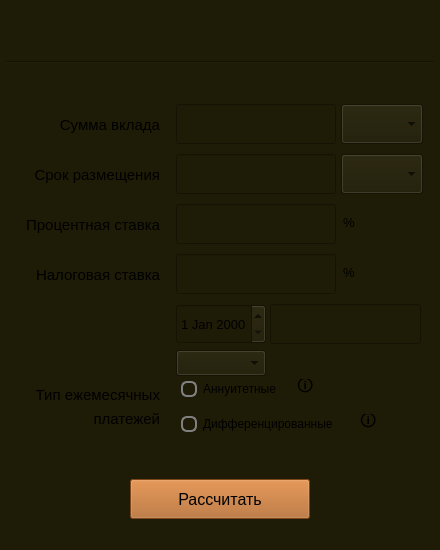
The window that src/s21_smartcalc/s21_deposit.ui (kossadda/C7_s21_SmartCalc) describes before a commit, drawn with Qt 5.
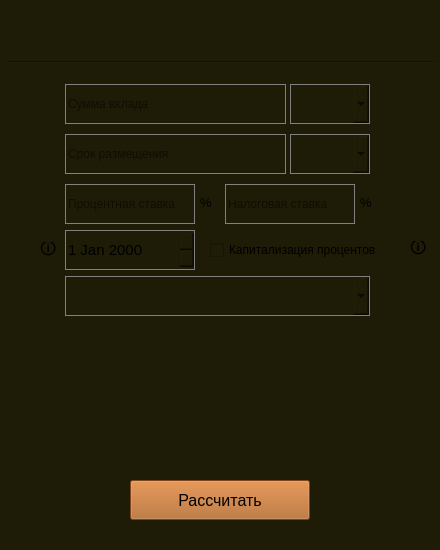
The same window after the commit. Icons and pictures are not drawn.

Patch:
```diff
--- a/src/s21_smartcalc/s21_deposit.ui
+++ b/src/s21_smartcalc/s21_deposit.ui
@@ -57,54 +57,12 @@
      <enum>Qt::Horizontal</enum>
     </property>
    </widget>
-   <widget class="QLabel" name="payment_2">
-    <property name="geometry">
-     <rect>
-      <x>10</x>
-      <y>409</y>
-      <width>150</width>
-      <height>20</height>
-     </rect>
-    </property>
-    <property name="sizePolicy">
-     <sizepolicy hsizetype="Preferred" vsizetype="Preferred">
-      <horstretch>0</horstretch>
-      <verstretch>0</verstretch>
-     </sizepolicy>
-    </property>
-    <property name="minimumSize">
-     <size>
-      <width>0</width>
-      <height>20</height>
-     </size>
-    </property>
-    <property name="maximumSize">
-     <size>
-      <width>150</width>
-      <height>400</height>
-     </size>
-    </property>
-    <property name="font">
-     <font>
-      <pointsize>11</pointsize>
-     </font>
-    </property>
-    <property name="styleSheet">
-     <string notr="true">background-color: rgb(30, 27, 6);</string>
-    </property>
-    <property name="text">
-     <string>платежей</string>
-    </property>
-    <property name="alignment">
-     <set>Qt::AlignRight|Qt::AlignTrailing|Qt::AlignVCenter</set>
-    </property>
-   </widget>
    <widget class="QLineEdit" name="sum_line">
     <property name="geometry">
      <rect>
-      <x>176</x>
-      <y>104</y>
-      <width>160</width>
+      <x>65</x>
+      <y>84</y>
+      <width>221</width>
       <height>40</height>
      </rect>
     </property>
@@ -126,13 +84,19 @@
       <height>40</height>
      </size>
     </property>
+    <property name="styleSheet">
+     <string notr="true">border: 1px solid gray;</string>
+    </property>
+    <property name="placeholderText">
+     <string>Сумма вклада</string>
+    </property>
    </widget>
    <widget class="QComboBox" name="time_box">
     <property name="geometry">
      <rect>
-      <x>341</x>
-      <y>154</y>
-      <width>82</width>
+      <x>290</x>
+      <y>134</y>
+      <width>80</width>
       <height>40</height>
      </rect>
     </property>
@@ -154,12 +118,15 @@
       <height>40</height>
      </size>
     </property>
+    <property name="styleSheet">
+     <string notr="true">border: 1px solid gray;</string>
+    </property>
    </widget>
    <widget class="QLabel" name="info_label_2">
     <property name="geometry">
      <rect>
-      <x>343</x>
-      <y>210</y>
+      <x>200</x>
+      <y>190</y>
       <width>15</width>
       <height>25</height>
      </rect>
@@ -182,9 +149,9 @@
    <widget class="QComboBox" name="sum_box">
     <property name="geometry">
      <rect>
-      <x>341</x>
-      <y>104</y>
-      <width>82</width>
+      <x>290</x>
+      <y>84</y>
+      <width>80</width>
       <height>40</height>
      </rect>
     </property>
@@ -206,13 +173,16 @@
       <height>40</height>
      </size>
     </property>
+    <property name="styleSheet">
+     <string notr="true">border: 1px solid gray;</string>
+    </property>
    </widget>
    <widget class="QLineEdit" name="percent_line">
     <property name="geometry">
      <rect>
-      <x>176</x>
-      <y>204</y>
-      <width>160</width>
+      <x>65</x>
+      <y>184</y>
+      <width>130</width>
       <height>40</height>
      </rect>
     </property>
@@ -221,56 +191,20 @@
       <width>0</width>
       <height>40</height>
      </size>
-    </property>
-   </widget>
-   <widget class="QLabel" name="payment_1">
-    <property name="geometry">
-     <rect>
-      <x>10</x>
-      <y>379</y>
-      <width>150</width>
-      <height>31</height>
-     </rect>
-    </property>
-    <property name="sizePolicy">
-     <sizepolicy hsizetype="Preferred" vsizetype="Preferred">
-      <horstretch>0</horstretch>
-      <verstretch>0</verstretch>
-     </sizepolicy>
-    </property>
-    <property name="minimumSize">
-     <size>
-      <width>0</width>
-      <height>20</height>
-     </size>
-    </property>
-    <property name="maximumSize">
-     <size>
-      <width>150</width>
-      <height>400</height>
-     </size>
-    </property>
-    <property name="font">
-     <font>
-      <pointsize>11</pointsize>
-     </font>
     </property>
     <property name="styleSheet">
-     <string notr="true">background-color: rgb(30, 27, 6);</string>
+     <string notr="true">border: 1px solid gray;</string>
     </property>
-    <property name="text">
-     <string>Тип ежемесячных</string>
-    </property>
-    <property name="alignment">
-     <set>Qt::AlignRight|Qt::AlignTrailing|Qt::AlignVCenter</set>
+    <property name="placeholderText">
+     <string>Процентная ставка</string>
     </property>
    </widget>
    <widget class="QLineEdit" name="time_line">
     <property name="geometry">
      <rect>
-      <x>176</x>
-      <y>154</y>
-      <width>160</width>
+      <x>65</x>
+      <y>134</y>
+      <width>221</width>
       <height>40</height>
      </rect>
     </property>
@@ -292,57 +226,18 @@
       <height>40</height>
      </size>
     </property>
-   </widget>
-   <widget class="QRadioButton" name="payment_type_2">
-    <property name="geometry">
-     <rect>
-      <x>181</x>
-      <y>409</y>
-      <width>172</width>
-      <height>30</height>
-     </rect>
-    </property>
-    <property name="sizePolicy">
-     <sizepolicy hsizetype="Minimum" vsizetype="Preferred">
-      <horstretch>0</horstretch>
-      <verstretch>0</verstretch>
-     </sizepolicy>
-    </property>
-    <property name="minimumSize">
-     <size>
-      <width>0</width>
-      <height>20</height>
-     </size>
-    </property>
-    <property name="maximumSize">
-     <size>
-      <width>16777215</width>
-      <height>40</height>
-     </size>
-    </property>
     <property name="styleSheet">
-     <string notr="true">QRadioButton::indicator {
-    border: 2px solid #808080;
-    width: 12px;
-    height: 12px;
-    border-radius: 6px;
-}
-
-QRadioButton::indicator:checked {
-    background-color: #ffA500;
-    border: 3px solid #808080;
-}
-</string>
+     <string notr="true">border: 1px solid gray;</string>
     </property>
-    <property name="text">
-     <string>Дифференцированные</string>
+    <property name="placeholderText">
+     <string>Срок размещения</string>
     </property>
    </widget>
    <widget class="QPushButton" name="calculate">
     <property name="geometry">
      <rect>
       <x>130</x>
-      <y>479</y>
+      <y>480</y>
       <width>180</width>
       <height>40</height>
      </rect>
@@ -383,136 +278,13 @@
      <string>Рассчитать</string>
     </property>
    </widget>
-   <widget class="QLabel" name="percent">
-    <property name="geometry">
-     <rect>
-      <x>10</x>
-      <y>210</y>
-      <width>150</width>
-      <height>30</height>
-     </rect>
-    </property>
-    <property name="sizePolicy">
-     <sizepolicy hsizetype="Preferred" vsizetype="Preferred">
-      <horstretch>0</horstretch>
-      <verstretch>0</verstretch>
-     </sizepolicy>
-    </property>
-    <property name="minimumSize">
-     <size>
-      <width>0</width>
-      <height>20</height>
-     </size>
-    </property>
-    <property name="maximumSize">
-     <size>
-      <width>150</width>
-      <height>400</height>
-     </size>
-    </property>
-    <property name="font">
-     <font>
-      <pointsize>11</pointsize>
-     </font>
-    </property>
-    <property name="styleSheet">
-     <string notr="true">background-color: rgb(30, 27, 6);</string>
-    </property>
-    <property name="text">
-     <string>Процентная ставка</string>
-    </property>
-    <property name="alignment">
-     <set>Qt::AlignRight|Qt::AlignTrailing|Qt::AlignVCenter</set>
-    </property>
-   </widget>
-   <widget class="QLabel" name="info_label_4">
-    <property name="geometry">
-     <rect>
-      <x>360</x>
-      <y>414</y>
-      <width>17</width>
-      <height>17</height>
-     </rect>
-    </property>
-    <property name="sizePolicy">
-     <sizepolicy hsizetype="Fixed" vsizetype="Fixed">
-      <horstretch>0</horstretch>
-      <verstretch>0</verstretch>
-     </sizepolicy>
-    </property>
-    <property name="font">
-     <font>
-      <pointsize>12</pointsize>
-     </font>
-    </property>
-    <property name="toolTip">
-     <string>&lt;html&gt;&lt;head/&gt;&lt;body&gt;&lt;p&gt;Дифференцированный платеж - вариант ежемесячного платежа по кредиту, когда размер ежемесячного платежа по погашению кредита постепенно уменьшается к концу периода кредитования.&lt;/p&gt;&lt;/body&gt;&lt;/html&gt;</string>
-    </property>
-    <property name="styleSheet">
-     <string notr="true">QToolTip {
-	color: white;
-	background-color: black;
-	border: 1px solid white;
-	border-radius: 15px;
-}
-</string>
-    </property>
-    <property name="text">
-     <string>🛈</string>
-    </property>
-   </widget>
-   <widget class="QLabel" name="sum">
-    <property name="geometry">
-     <rect>
-      <x>10</x>
-      <y>110</y>
-      <width>150</width>
-      <height>30</height>
-     </rect>
-    </property>
-    <property name="sizePolicy">
-     <sizepolicy hsizetype="Preferred" vsizetype="Preferred">
-      <horstretch>0</horstretch>
-      <verstretch>0</verstretch>
-     </sizepolicy>
-    </property>
-    <property name="minimumSize">
-     <size>
-      <width>0</width>
-      <height>20</height>
-     </size>
-    </property>
-    <property name="maximumSize">
-     <size>
-      <width>150</width>
-      <height>400</height>
-     </size>
-    </property>
-    <property name="font">
-     <font>
-      <pointsize>11</pointsize>
-     </font>
-    </property>
-    <property name="layoutDirection">
-     <enum>Qt::RightToLeft</enum>
-    </property>
-    <property name="styleSheet">
-     <string notr="true">background-color: rgb(30, 27, 6);</string>
-    </property>
-    <property name="text">
-     <string>Сумма вклада</string>
-    </property>
-    <property name="alignment">
-     <set>Qt::AlignRight|Qt::AlignTrailing|Qt::AlignVCenter</set>
-    </property>
-   </widget>
    <widget class="QLabel" name="info_label_3">
     <property name="geometry">
      <rect>
-      <x>297</x>
-      <y>379</y>
-      <width>17</width>
-      <height>17</height>
+      <x>40</x>
+      <y>242</y>
+      <width>16</width>
+      <height>16</height>
      </rect>
     </property>
     <property name="sizePolicy">
@@ -542,99 +314,12 @@
      <string>🛈</string>
     </property>
    </widget>
-   <widget class="QRadioButton" name="payment_type_1">
-    <property name="geometry">
-     <rect>
-      <x>181</x>
-      <y>374</y>
-      <width>110</width>
-      <height>30</height>
-     </rect>
-    </property>
-    <property name="sizePolicy">
-     <sizepolicy hsizetype="Minimum" vsizetype="Preferred">
-      <horstretch>0</horstretch>
-      <verstretch>0</verstretch>
-     </sizepolicy>
-    </property>
-    <property name="minimumSize">
-     <size>
-      <width>0</width>
-      <height>20</height>
-     </size>
-    </property>
-    <property name="maximumSize">
-     <size>
-      <width>16777215</width>
-      <height>40</height>
-     </size>
-    </property>
-    <property name="styleSheet">
-     <string notr="true">QRadioButton::indicator {
-    border: 2px solid #808080;
-    width: 12px;
-    height: 12px;
-    border-radius: 6px;
-}
-
-QRadioButton::indicator:checked {
-    background-color: #ffA500;
-    border: 3px solid #808080;
-}
-</string>
-    </property>
-    <property name="text">
-     <string>Аннуитетные</string>
-    </property>
-   </widget>
-   <widget class="QLabel" name="time">
-    <property name="geometry">
-     <rect>
-      <x>10</x>
-      <y>160</y>
-      <width>150</width>
-      <height>30</height>
-     </rect>
-    </property>
-    <property name="sizePolicy">
-     <sizepolicy hsizetype="Preferred" vsizetype="Preferred">
-      <horstretch>0</horstretch>
-      <verstretch>0</verstretch>
-     </sizepolicy>
-    </property>
-    <property name="minimumSize">
-     <size>
-      <width>0</width>
-      <height>20</height>
-     </size>
-    </property>
-    <property name="maximumSize">
-     <size>
-      <width>150</width>
-      <height>400</height>
-     </size>
-    </property>
-    <property name="font">
-     <font>
-      <pointsize>11</pointsize>
-     </font>
-    </property>
-    <property name="styleSheet">
-     <string notr="true">background-color: rgb(30, 27, 6);</string>
-    </property>
-    <property name="text">
-     <string>Срок размещения</string>
-    </property>
-    <property name="alignment">
-     <set>Qt::AlignRight|Qt::AlignTrailing|Qt::AlignVCenter</set>
-    </property>
-   </widget>
    <widget class="QLineEdit" name="percent_line_2">
     <property name="geometry">
      <rect>
-      <x>176</x>
-      <y>254</y>
-      <width>160</width>
+      <x>225</x>
+      <y>184</y>
+      <width>130</width>
       <height>40</height>
      </rect>
     </property>
@@ -643,55 +328,19 @@
       <width>0</width>
       <height>40</height>
      </size>
-    </property>
-   </widget>
-   <widget class="QLabel" name="percent_2">
-    <property name="geometry">
-     <rect>
-      <x>10</x>
-      <y>260</y>
-      <width>150</width>
-      <height>30</height>
-     </rect>
-    </property>
-    <property name="sizePolicy">
-     <sizepolicy hsizetype="Preferred" vsizetype="Preferred">
-      <horstretch>0</horstretch>
-      <verstretch>0</verstretch>
-     </sizepolicy>
-    </property>
-    <property name="minimumSize">
-     <size>
-      <width>0</width>
-      <height>20</height>
-     </size>
-    </property>
-    <property name="maximumSize">
-     <size>
-      <width>150</width>
-      <height>400</height>
-     </size>
-    </property>
-    <property name="font">
-     <font>
-      <pointsize>11</pointsize>
-     </font>
     </property>
     <property name="styleSheet">
-     <string notr="true">background-color: rgb(30, 27, 6);</string>
+     <string notr="true">border: 1px solid gray;</string>
     </property>
-    <property name="text">
+    <property name="placeholderText">
      <string>Налоговая ставка</string>
     </property>
-    <property name="alignment">
-     <set>Qt::AlignRight|Qt::AlignTrailing|Qt::AlignVCenter</set>
-    </property>
    </widget>
    <widget class="QLabel" name="info_label_5">
     <property name="geometry">
      <rect>
-      <x>343</x>
-      <y>260</y>
+      <x>360</x>
+      <y>190</y>
       <width>15</width>
       <height>25</height>
      </rect>
@@ -711,45 +360,20 @@
      <string>%</string>
     </property>
    </widget>
-   <widget class="QDateEdit" name="dateEdit">
+   <widget class="QComboBox" name="payment_period">
     <property name="geometry">
      <rect>
-      <x>176</x>
-      <y>304</y>
-      <width>90</width>
+      <x>65</x>
+      <y>276</y>
+      <width>305</width>
       <height>40</height>
      </rect>
     </property>
-    <property name="font">
-     <font>
-      <pointsize>10</pointsize>
-     </font>
+    <property name="styleSheet">
+     <string notr="true">border: 1px solid gray;</string>
     </property>
-   </widget>
-   <widget class="QComboBox" name="comboBox">
-    <property name="geometry">
-     <rect>
-      <x>176</x>
-      <y>350</y>
-      <width>90</width>
-      <height>26</height>
-     </rect>
-    </property>
-   </widget>
-   <widget class="QLineEdit" name="percent_line_3">
-    <property name="geometry">
-     <rect>
-      <x>270</x>
-      <y>304</y>
-      <width>151</width>
-      <height>40</height>
-     </rect>
-    </property>
-    <property name="minimumSize">
-     <size>
-      <width>0</width>
-      <height>40</height>
-     </size>
+    <property name="placeholderText">
+     <string>Периодичность выплат</string>
     </property>
    </widget>
    <widget class="QComboBox" name="depositBox">
@@ -783,6 +407,101 @@
      <string notr="true">QComboBox { background-color: rgb(30, 27, 6); border: 15px; text-align: center; } QComboBox::drop-down { border: none; }</string>
     </property>
    </widget>
+   <widget class="QWidget" name="verticalLayoutWidget">
+    <property name="geometry">
+     <rect>
+      <x>20</x>
+      <y>330</y>
+      <width>191</width>
+      <height>131</height>
+     </rect>
+    </property>
+    <layout class="QVBoxLayout" name="verticalLayout"/>
+   </widget>
+   <widget class="QWidget" name="verticalLayoutWidget_2">
+    <property name="geometry">
+     <rect>
+      <x>230</x>
+      <y>330</y>
+      <width>191</width>
+      <height>131</height>
+     </rect>
+    </property>
+    <layout class="QVBoxLayout" name="verticalLayout_2"/>
+   </widget>
+   <widget class="QDateEdit" name="begin">
+    <property name="geometry">
+     <rect>
+      <x>65</x>
+      <y>230</y>
+      <width>130</width>
+      <height>40</height>
+     </rect>
+    </property>
+    <property name="font">
+     <font>
+      <pointsize>11</pointsize>
+     </font>
+    </property>
+    <property name="styleSheet">
+     <string notr="true">border: 1px solid gray;</string>
+    </property>
+    <property name="calendarPopup">
+     <bool>false</bool>
+    </property>
+   </widget>
+   <widget class="QCheckBox" name="checkBox">
+    <property name="geometry">
+     <rect>
+      <x>210</x>
+      <y>238</y>
+      <width>201</width>
+      <height>24</height>
+     </rect>
+    </property>
+    <property name="text">
+     <string>Капитализация процентов</string>
+    </property>
+    <property name="tristate">
+     <bool>false</bool>
+    </property>
+   </widget>
+   <widget class="QLabel" name="info_label_4">
+    <property name="geometry">
+     <rect>
+      <x>410</x>
+      <y>241</y>
+      <width>16</width>
+      <height>16</height>
+     </rect>
+    </property>
+    <property name="sizePolicy">
+     <sizepolicy hsizetype="Fixed" vsizetype="Fixed">
+      <horstretch>0</horstretch>
+      <verstretch>0</verstretch>
+     </sizepolicy>
+    </property>
+    <property name="font">
+     <font>
+      <pointsize>12</pointsize>
+     </font>
+    </property>
+    <property name="toolTip">
+     <string>&lt;html&gt;&lt;head/&gt;&lt;body&gt;&lt;p&gt;Капитализация - свойство вклада, при котором начисленные проценты не отдаются на руки держателю, а прибавляются к вкладу. Таким образом сумма вклада растет с каждой выплатой процентов.&lt;/p&gt;&lt;/body&gt;&lt;/html&gt;</string>
+    </property>
+    <property name="styleSheet">
+     <string notr="true">QToolTip {
+	color: white;
+	background-color: black;
+	border: 1px solid white;
+	border-radius: 15px;
+}
+</string>
+    </property>
+    <property name="text">
+     <string>🛈</string>
+    </property>
+   </widget>
   </widget>
  </widget>
  <resources/>
```
Left out of the diff: 2 changed lines with no effect on the pictures.
